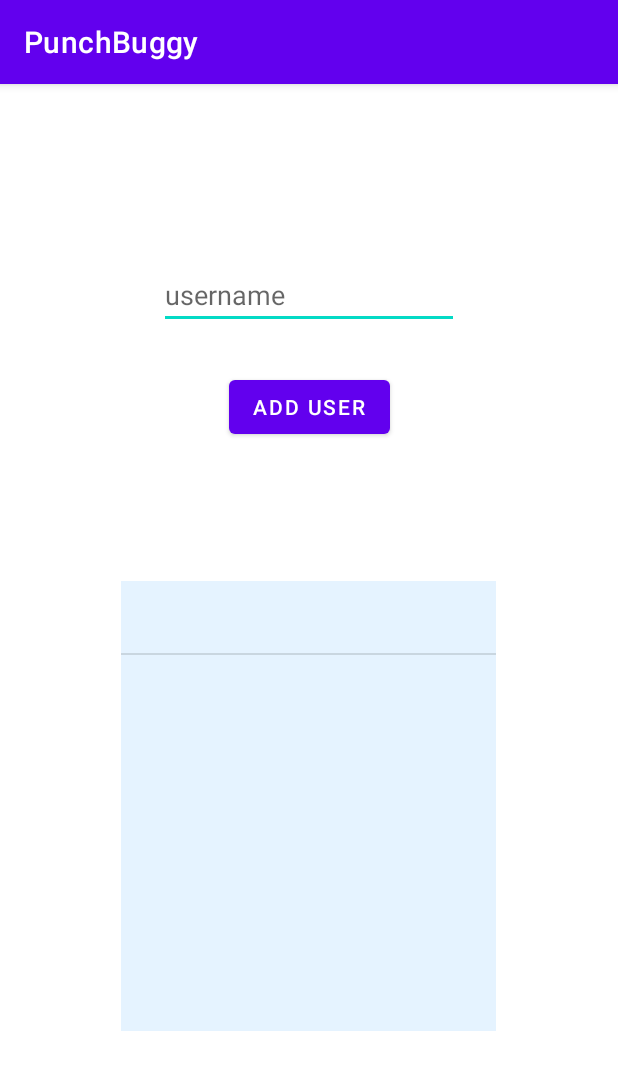
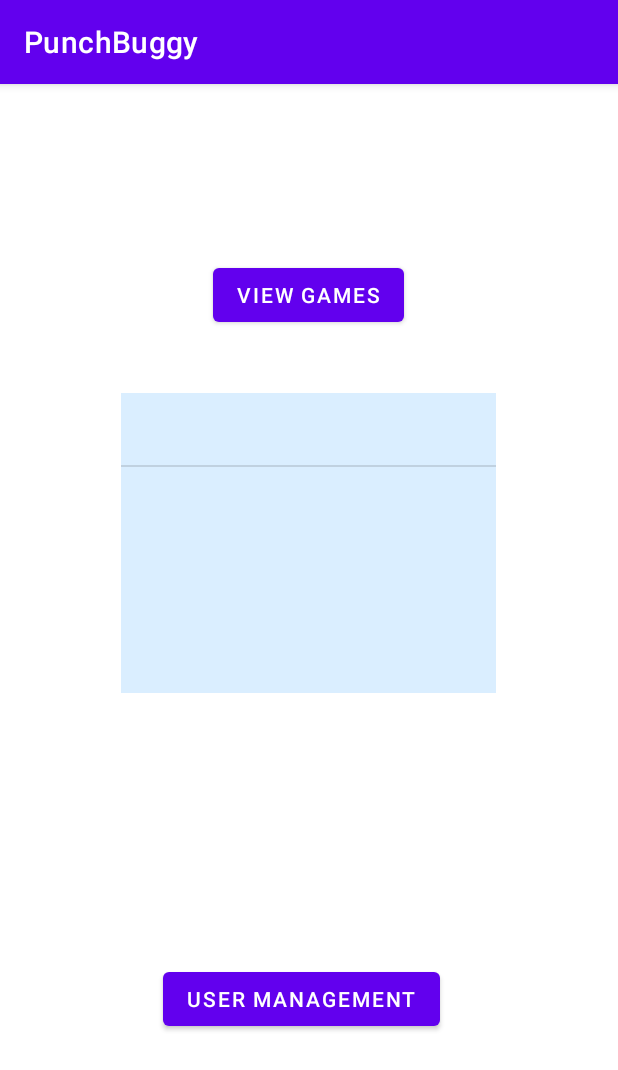
Before and after one commit to csisl/PunchBuggy, an Android app: the UserManagement screen opened directly, with no data from a screen before it, after a tap on "ADD USER", on a phone screen of 412 x 824 dp. Shown: the top 1070 px of the screen. Run offline under Robolectric (Android 15) with nearby library versions, the phone set to English and light mode, and no system bars.

Commit message:
created ability to add users to the running game instance via user management page

```diff
--- a/app/src/main/java/com/example/punchbuggy/Game.kt
+++ b/app/src/main/java/com/example/punchbuggy/Game.kt
@@ -3,6 +3,18 @@
 class Game {
 
     private var players: MutableList<Player> = mutableListOf()
+
+    fun getPlayers(): MutableList<Player> {
+        return players
+    }
+
+    fun getPlayerNames(): MutableList<String> {
+        val playerNames: MutableList<String> = mutableListOf()
+        for (player: Player in players) {
+            playerNames.add(player.username)
+        }
+        return playerNames
+    }
 
     fun addPlayer(player: Player) {
         players.add(player)
--- a/app/src/main/java/com/example/punchbuggy/MainActivity.kt
+++ b/app/src/main/java/com/example/punchbuggy/MainActivity.kt
@@ -5,9 +5,17 @@
 import android.content.SharedPreferences
 import androidx.appcompat.app.AppCompatActivity
 import android.os.Bundle
+import android.widget.AdapterView
+import android.widget.ArrayAdapter
 import android.widget.Button
+import android.widget.ListView
+import com.google.gson.Gson
 
 class MainActivity : AppCompatActivity() {
+
+    private lateinit var playerListView: ListView
+    private lateinit var playerViewAdapter: ArrayAdapter<String>
+
     override fun onCreate(savedInstanceState: Bundle?) {
         super.onCreate(savedInstanceState)
         setContentView(R.layout.activity_main)
@@ -16,6 +24,19 @@
         if (savedInstanceState != null) {
             TODO()
         }
+
+        val runningGame = Game()
+
+        val userObj = getIntent().getStringExtra("player")
+        if (userObj != null) {
+            val gson = Gson()
+            val player = gson.fromJson(userObj, Player::class.java)
+            runningGame.addPlayer(player)
+        }
+
+        playerListView = findViewById(R.id.playerListView)
+        playerViewAdapter = ArrayAdapter(this, android.R.layout.simple_list_item_1, runningGame.getPlayerNames())
+        playerListView.adapter = playerViewAdapter
 
         val toUserManagement: Button = findViewById(R.id.userManagment)
         toUserManagement.setOnClickListener {
--- a/app/src/main/java/com/example/punchbuggy/UserManagement.kt
+++ b/app/src/main/java/com/example/punchbuggy/UserManagement.kt
@@ -7,6 +7,7 @@
 import android.widget.Button
 import android.widget.EditText
 import android.widget.ListView
+import com.google.gson.Gson
 
 class UserManagement : AppCompatActivity() {
 
@@ -16,7 +17,7 @@
         super.onCreate(savedInstanceState)
         setContentView(R.layout.activity_user_management)
         listView = findViewById(R.id.userListView)
-        var users: MutableList<String> = ArrayList()
+        val users: MutableList<String> = ArrayList()
         val adapter = ArrayAdapter(this, android.R.layout.simple_list_item_1, users)
         listView.adapter = adapter
 
@@ -26,10 +27,11 @@
             val name = userName.getText().toString()
             users.add(name)
             adapter.notifyDataSetChanged()
-//            val player = Player(name)
-//            val toMain = Intent(this, MainActivity::class.java)
-//            toMain.putExtra("user", name)
-//            startActivity(toMain)
+            val player = Player(name)
+            val gson = Gson()
+            val toMain = Intent(this, MainActivity::class.java)
+            toMain.putExtra("player", gson.toJson(player))
+            startActivity(toMain)
         }
     }
 
--- a/app/src/main/res/layout/activity_main.xml
+++ b/app/src/main/res/layout/activity_main.xml
@@ -16,7 +16,7 @@
         app:layout_constraintHorizontal_bias="0.498"
         app:layout_constraintStart_toStartOf="parent"
         app:layout_constraintTop_toTopOf="parent"
-        app:layout_constraintVertical_bias="0.382" />
+        app:layout_constraintVertical_bias="0.162" />
 
     <Button
         android:id="@+id/userManagment"
@@ -29,4 +29,16 @@
         app:layout_constraintStart_toStartOf="parent"
         app:layout_constraintTop_toTopOf="parent"
         app:layout_constraintVertical_bias="0.814" />
+
+    <ListView
+        android:id="@+id/playerListView"
+        android:layout_width="250dp"
+        android:layout_height="200dp"
+        android:background="#DAEEFF"
+        app:layout_constraintBottom_toTopOf="@+id/userManagment"
+        app:layout_constraintEnd_toEndOf="parent"
+        app:layout_constraintHorizontal_bias="0.496"
+        app:layout_constraintStart_toStartOf="parent"
+        app:layout_constraintTop_toTopOf="parent"
+        app:layout_constraintVertical_bias="0.533" />
 </androidx.constraintlayout.widget.ConstraintLayout>
```
